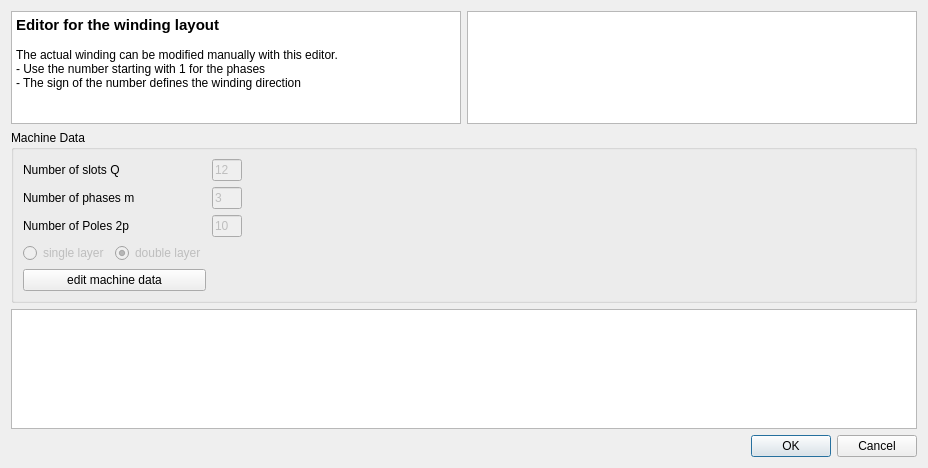
Before: the Qt Designer form swat_em/ui/winding_layout.ui in mjfwest/swat-em, drawn with Qt 5.
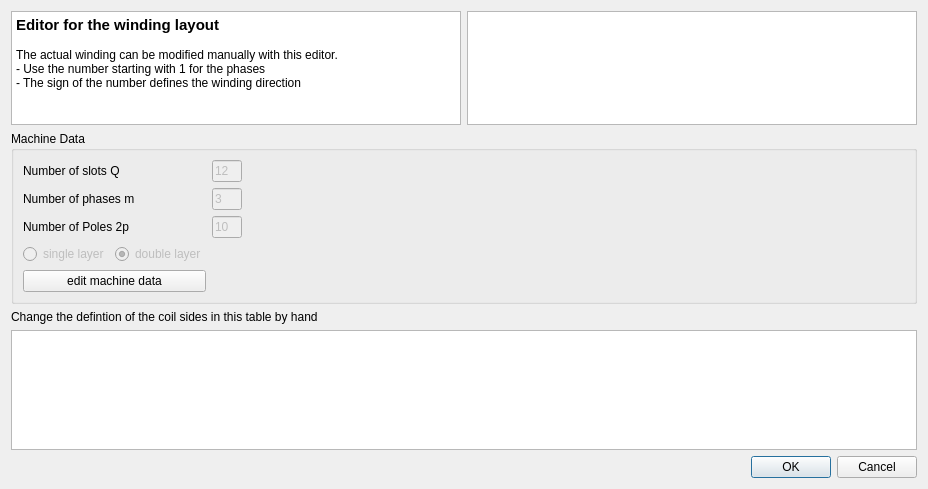
After: the same form once the commit is applied. Icons and pictures are not drawn.

Commit message: - removed editable-flags from tables for viewing data

The edit to the form file:
```diff
--- a/swat_em/ui/winding_layout.ui
+++ b/swat_em/ui/winding_layout.ui
@@ -7,7 +7,7 @@
     <x>0</x>
     <y>0</y>
     <width>926</width>
-    <height>468</height>
+    <height>489</height>
    </rect>
   </property>
   <property name="windowTitle">
@@ -246,7 +246,7 @@
      </layout>
     </widget>
    </item>
-   <item row="2" column="0">
+   <item row="3" column="0">
     <widget class="QTableWidget" name="tableWindingLayout">
      <property name="minimumSize">
       <size>
@@ -259,7 +259,7 @@
      </property>
     </widget>
    </item>
-   <item row="3" column="0">
+   <item row="4" column="0">
     <layout class="QHBoxLayout" name="horizontalLayout">
      <item>
       <spacer name="horizontalSpacer">
@@ -283,6 +283,13 @@
      </item>
     </layout>
    </item>
+   <item row="2" column="0">
+    <widget class="QLabel" name="label">
+     <property name="text">
+      <string>Change the defintion of the coil sides in this table by hand</string>
+     </property>
+    </widget>
+   </item>
   </layout>
  </widget>
  <tabstops>
```
The commit also changes 4 other files.
